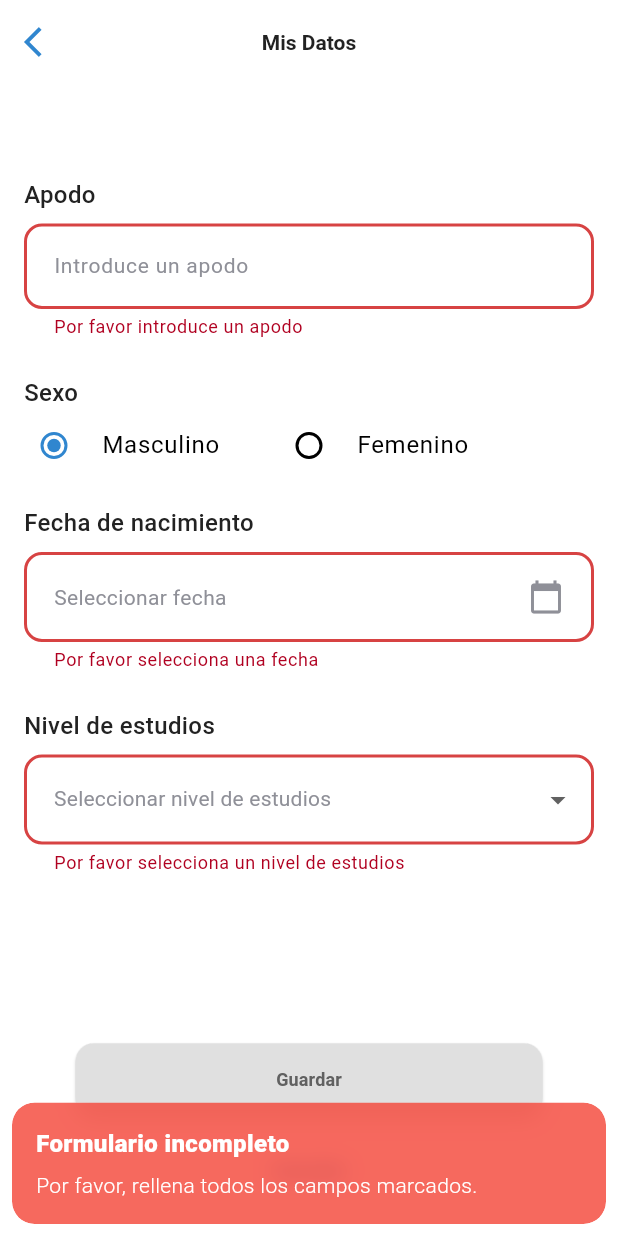
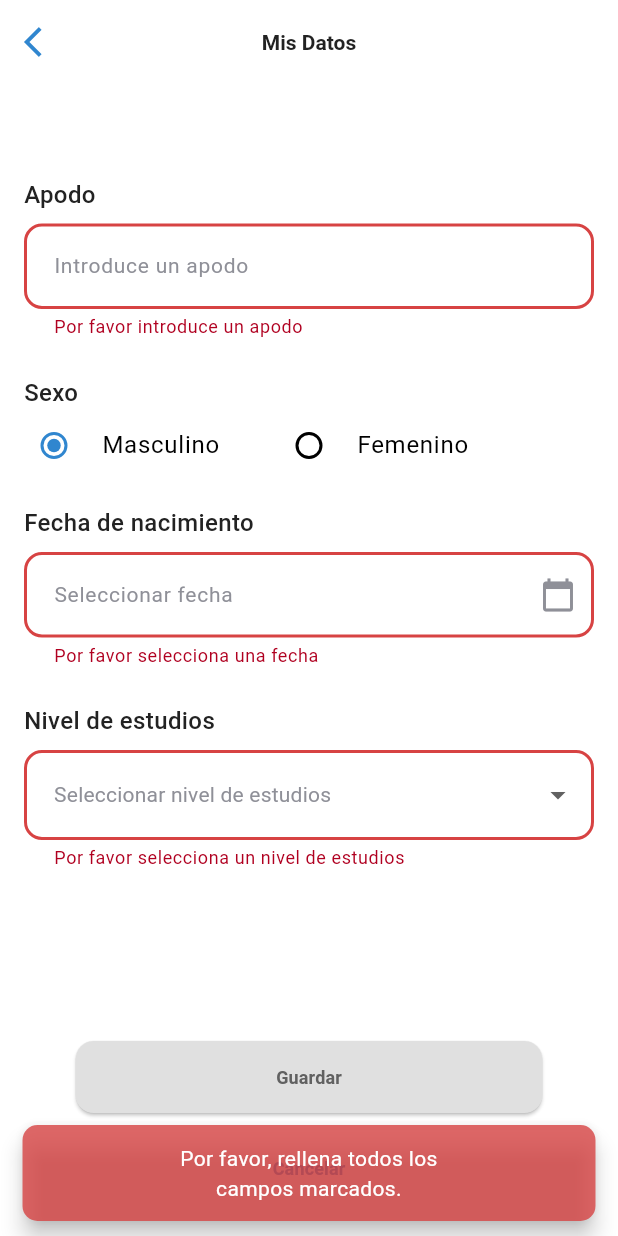
Before and after one commit to jordieres/2025_PENG_XiaoYang_CogTests, a Flutter app: the RegisterUserScreen screen opened by its route, after a tap on "Masculino", after a tap on "Guardar", on a phone screen of 412 x 824 dp. Run offline on Flutter 3.47's test engine with Material 3 defaults, Android fonts, the phone set to English and light mode, and no system bars; our stand-ins replace connectivity_plus, device_info_plus, dio, flutter_svg, get, shared_preferences and 1 more; missing offline and left inert: workmanager; accounts and stored records are empty.

Commit message:
feat: Register User Screen Improvements
- Enhance Register User Screen with improved form field validation and focus management.
- Add focus nodes for nickname, birth date, and education level fields to trigger validation on focus change.
- Implement listeners to handle focus changes and validate fields accordingly.
- Update UI for better user experience, including date picker integration with text field and styled input fields.
- Show snackbar messages for form validation errors and successful registration.

```diff
--- a/lib/app/config/themes/input_decoration.dart
+++ b/lib/app/config/themes/input_decoration.dart
@@ -1,4 +1,6 @@
 import 'package:flutter/material.dart';
+import 'package:get/get.dart';
+import 'package:get/get_core/src/get_main.dart';
 
 import 'AppColors.dart';
 import 'app_text_style_base.dart';
@@ -6,7 +8,13 @@ import 'app_text_style_base.dart';
 class CustomInputDecoration {
   static final BorderRadius _defaultBorderRadius = BorderRadius.circular(12);
 
-  static InputDecoration commonInputDecoration = InputDecoration(
+  static final _BORDER_WIDTH = 2.0;
+
+  static final focusColor =
+      Get.isDarkMode ? AppColors.primaryBlueDark : AppColors.primaryBlue;
+
+  static InputDecoration commonInputDecoration() {
+    return InputDecoration(
       border: OutlineInputBorder(
         borderRadius: _defaultBorderRadius,
       ),
@@ -16,22 +24,22 @@ class CustomInputDecoration {
       ),
       focusedBorder: OutlineInputBorder(
         borderRadius: _defaultBorderRadius,
-      borderSide: BorderSide(color: AppColors.primaryBlue, width: 2),
+        borderSide: BorderSide(color: focusColor, width: _BORDER_WIDTH),
       ),
       errorBorder: OutlineInputBorder(
         borderRadius: _defaultBorderRadius,
-      borderSide: BorderSide(color: AppColors.mainRed, width: 2),
+        borderSide: BorderSide(color: AppColors.mainRed, width: _BORDER_WIDTH),
       ),
       focusedErrorBorder: OutlineInputBorder(
         borderRadius: _defaultBorderRadius,
-      borderSide: BorderSide(color: AppColors.mainRed, width: 2),
+        borderSide: BorderSide(color: AppColors.mainRed, width: _BORDER_WIDTH),
       ),
       hintStyle: TextStyleBase.bodyM.copyWith(
         color: Color(0xFF8F9098),
       ),
       contentPadding: EdgeInsets.symmetric(horizontal: 16, vertical: 18),
     );
+  }
 
-  static var textInputStyle = TextStyleBase.bodyM.copyWith(
-  );
+  static var textInputStyle = TextStyleBase.bodyM.copyWith();
 }
--- a/lib/app/features/user/presentation/screen/register_user_screen.dart
+++ b/lib/app/features/user/presentation/screen/register_user_screen.dart
@@ -4,6 +4,7 @@ import 'package:intl/intl.dart';
 
 import '../../../../config/themes/AppColors.dart';
 import '../../../../config/themes/input_decoration.dart';
+import '../../../../utils/ui/ui_utils.dart';
 import '../../domain/entities/user_profile.dart';
 import '../contoller/user_profile_controller.dart';
 import '../../../../shared_components/custom_app_bar.dart';
@@ -21,6 +22,10 @@ class RegisterUserScreen extends StatefulWidget {
 class _RegisterUserScreenState extends State<RegisterUserScreen> {
   final _formKey = GlobalKey<FormState>();
   final TextEditingController nicknameController = TextEditingController();
+  final TextEditingController birthDateController = TextEditingController();
+  final FocusNode nicknameFocusNode = FocusNode();
+  final FocusNode birthDateFocusNode = FocusNode();
+  final FocusNode educationLevelFocusNode = FocusNode();
 
   Sex? selectedSex;
   DateTime? selectedBirthDate;
@@ -45,21 +50,43 @@ class _RegisterUserScreenState extends State<RegisterUserScreen> {
   void initState() {
     super.initState();
     controller = Get.find<UserProfileController>();
+    nicknameFocusNode.addListener(_onNicknameFocusChange);
+    birthDateFocusNode.addListener(_onBirthDateFocusChange);
+    educationLevelFocusNode.addListener(_onEducationLevelFocusChange);
+  }
+
+  void _onNicknameFocusChange() {
+    if (nicknameFocusNode.hasFocus) {
+      _formKey.currentState?.validate();
+    }
+  }
+
+  void _onBirthDateFocusChange() {
+    if (birthDateFocusNode.hasFocus) {
+      _formKey.currentState?.validate();
+    }
+  }
+
+  void _onEducationLevelFocusChange() {
+    if (educationLevelFocusNode.hasFocus) {
+      _formKey.currentState?.validate();
+    }
   }
 
   @override
   void dispose() {
     nicknameController.dispose();
+    birthDateController.dispose();
+    nicknameFocusNode.removeListener(_onNicknameFocusChange);
+    birthDateFocusNode.removeListener(_onBirthDateFocusChange);
+    educationLevelFocusNode.removeListener(_onEducationLevelFocusChange);
+    nicknameFocusNode.dispose();
+    birthDateFocusNode.dispose();
+    educationLevelFocusNode.dispose();
     super.dispose();
   }
 
   Future<void> _selectDate(BuildContext context) async {
-    setState(() {
-      _birthDateVisited = true;
-      _nicknameVisited = true;
-      _sexVisited = true;
-    });
-
     final DateTime? picked = await showDatePicker(
       context: context,
       initialDate: selectedBirthDate ?? DateTime.now(),
@@ -73,6 +100,19 @@ class _RegisterUserScreenState extends State<RegisterUserScreen> {
     if (picked != null && picked != selectedBirthDate) {
       setState(() {
         selectedBirthDate = picked;
+        _birthDateVisited = true;
+        _nicknameVisited = true;
+        _sexVisited = true;
+        final currentLocale = Get.locale?.toString() ?? 'en_US';
+        birthDateFocusNode.removeListener(_onBirthDateFocusChange);
+        birthDateController.text = DateFormat.yMd(currentLocale).format(picked);
+        WidgetsBinding.instance.addPostFrameCallback((_) {
+          birthDateController.selection = TextSelection.collapsed(
+            offset: birthDateController.text.length,
+          );
+        });
+
+        birthDateFocusNode.addListener(_onBirthDateFocusChange);
       });
     }
 
@@ -107,13 +147,10 @@ class _RegisterUserScreenState extends State<RegisterUserScreen> {
         selectedSex == null ||
         selectedBirthDate == null ||
         selectedEducationLevel == null) {
-      Get.snackbar(
-        'Formulario incompleto',
+      AppSnackbar.showCustomSnackbar(
+        context,
         'Por favor, rellena todos los campos marcados.',
-        snackPosition: SnackPosition.BOTTOM,
-        backgroundColor: Colors.red.withOpacity(0.8),
-        colorText: Colors.white,
-        margin: EdgeInsets.all(8),
+        backgroundColor: AppColors.mainRed.withAlpha(204),
       );
       return;
     }
@@ -131,19 +168,16 @@ class _RegisterUserScreenState extends State<RegisterUserScreen> {
         birthDate: selectedBirthDate!,
         educationLevel: selectedEducationLevel!,
       );
-
       controller.saveProfile(newUserProfile);
-
       Get.back();
+      AppSnackbar.showCustomSnackbar(
+          context, 'Usuario registrado correctamente');
     } catch (e) {
       if (!mounted) return;
-      Get.snackbar(
-        'Error',
-        'Error al guardar el perfil: $e',
-        snackPosition: SnackPosition.BOTTOM,
-        backgroundColor: Colors.red.withOpacity(0.8),
-        colorText: Colors.white,
-        margin: EdgeInsets.all(8),
+      AppSnackbar.showCustomSnackbar(
+        context,
+        'Por favor, rellena todos los campos marcados.',
+        backgroundColor: AppColors.mainRed.withAlpha(204),
       );
     } finally {
       if (mounted) {
@@ -156,17 +190,13 @@ class _RegisterUserScreenState extends State<RegisterUserScreen> {
 
   @override
   Widget build(BuildContext context) {
-    final currentLocale = Get.locale?.toString() ?? 'en_US';
     final mediaQuery = MediaQuery.of(context);
     final isLandscape = mediaQuery.orientation == Orientation.landscape;
-    final isDarkMode = Get.isDarkMode;
     final appBar = CustomAppBar(title: 'Mis Datos');
     final availableHeight = mediaQuery.size.height -
         appBar.preferredSize.height -
         mediaQuery.padding.top -
         mediaQuery.padding.bottom;
-
-    final GlobalKey formKey = GlobalKey();
 
     return Scaffold(
       appBar: appBar,
@@ -183,14 +213,13 @@ class _RegisterUserScreenState extends State<RegisterUserScreen> {
                   crossAxisAlignment: CrossAxisAlignment.start,
                   children: [
                     Container(
-                      key: formKey,
-                      child: _buildFormFields(
-                          currentLocale, isLandscape, isDarkMode),
+                      key: _formKey,
+                      child: _buildFormFields(isLandscape),
                     ),
                     FutureBuilder(
                       future: Future.delayed(Duration(milliseconds: 50), () {
-                        if (formKey.currentContext != null) {
-                          final RenderBox box = formKey.currentContext!
+                        if (_formKey.currentContext != null) {
+                          final RenderBox box = _formKey.currentContext!
                               .findRenderObject() as RenderBox;
                           final formHeight = box.size.height;
                           final remainingSpace =
@@ -215,25 +244,41 @@ class _RegisterUserScreenState extends State<RegisterUserScreen> {
     );
   }
 
-  Widget _buildFormFields(
-      String currentLocale, bool isLandscape, bool isDarkMode) {
-    final primaryColor =
-        isDarkMode ? AppColors.primaryBlueDark : AppColors.primaryBlue;
-
+  Widget _buildFormFields(bool isLandscape) {
     return Form(
       key: _formKey,
       child: Column(
+        crossAxisAlignment: CrossAxisAlignment.start,
+        children: [
+          _buildNicknameField(),
+          const SizedBox(height: 24),
+          _buildSexField(),
+          const SizedBox(height: 16),
+          _buildBirthDateField(),
+          const SizedBox(height: 24),
+          _buildEducationLevelField(),
+        ],
+      ),
+    );
+  }
+
+  Widget _buildNicknameField() {
+    return Column(
       crossAxisAlignment: CrossAxisAlignment.start,
       children: [
         Text('Apodo', style: _labelStyle),
         const SizedBox(height: 8),
         TextFormField(
           controller: nicknameController,
-            decoration: CustomInputDecoration.commonInputDecoration.copyWith(
+          focusNode: nicknameFocusNode,
+          decoration: CustomInputDecoration.commonInputDecoration().copyWith(
             hintText: 'Introduce un apodo',
           ),
           validator: (value) {
-              if (_nicknameVisited || _formSubmitted) {
+            if ((_nicknameVisited || _formSubmitted)) {
+              if (nicknameFocusNode.hasFocus) {
+                return null;
+              }
               if (value == null || value.isEmpty) {
                 return 'Por favor introduce un apodo';
               }
@@ -243,10 +288,18 @@ class _RegisterUserScreenState extends State<RegisterUserScreen> {
           onTap: () => setState(() => _nicknameVisited = true),
           onChanged: (value) {
             setState(() => _nicknameVisited = true);
+            _formKey.currentState?.validate();
           },
           style: CustomInputDecoration.textInputStyle,
         ),
-          const SizedBox(height: 24),
+      ],
+    );
+  }
+
+  Widget _buildSexField() {
+    return Column(
+      crossAxisAlignment: CrossAxisAlignment.start,
+      children: [
         Text('Sexo', style: _labelStyle),
         Row(
           mainAxisAlignment: MainAxisAlignment.start,
@@ -257,7 +310,7 @@ class _RegisterUserScreenState extends State<RegisterUserScreen> {
                 title: const Text('Masculino'),
                 value: Sex.male,
                 groupValue: selectedSex,
-                  activeColor: primaryColor,
+                activeColor: CustomInputDecoration.focusColor,
                 onChanged: (Sex? value) {
                   setState(() {
                     selectedSex = value;
@@ -277,7 +330,7 @@ class _RegisterUserScreenState extends State<RegisterUserScreen> {
                 title: const Text('Femenino'),
                 value: Sex.female,
                 groupValue: selectedSex,
-                  activeColor: primaryColor,
+                activeColor: CustomInputDecoration.focusColor,
                 onChanged: (Sex? value) {
                   setState(() {
                     selectedSex = value;
@@ -301,49 +354,55 @@ class _RegisterUserScreenState extends State<RegisterUserScreen> {
                   color: Theme.of(context).colorScheme.error, fontSize: 12),
             ),
           ),
-          const SizedBox(height: 16),
+      ],
+    );
+  }
+
+  Widget _buildBirthDateField() {
+    return Column(
+      crossAxisAlignment: CrossAxisAlignment.start,
+      children: [
         Text('Fecha de nacimiento', style: _labelStyle),
         const SizedBox(height: 8),
-          InkWell(
+        TextFormField(
+          controller: birthDateController,
+          focusNode: birthDateFocusNode,
+          readOnly: true,
+          decoration: CustomInputDecoration.commonInputDecoration().copyWith(
+            hintText: 'Seleccionar fecha',
+            suffixIcon: Icon(Icons.calendar_today, color: Color(0xFF8F9098)),
+          ),
           onTap: () => _selectDate(context),
-            child: InputDecorator(
-                decoration:
-                    CustomInputDecoration.commonInputDecoration.copyWith(
-                  errorText: (_birthDateVisited || _formSubmitted) &&
-                          selectedBirthDate == null
-                      ? 'Por favor selecciona una fecha'
-                      : null,
-                  errorMaxLines: 2,
+          validator: (value) {
+            if ((_birthDateVisited || _formSubmitted)) {
+              if (birthDateFocusNode.hasFocus) {
+                return null;
+              }
+              if (selectedBirthDate == null) {
+                return 'Por favor selecciona una fecha';
+              }
+            }
+            return null;
+          },
+          style: CustomInputDecoration.textInputStyle,
         ),
-                child: Row(
-                  mainAxisAlignment: MainAxisAlignment.spaceBetween,
+      ],
+    );
+  }
+
+  Widget _buildEducationLevelField() {
+    return Column(
+      crossAxisAlignment: CrossAxisAlignment.start,
       children: [
-                    Text(
-                      selectedBirthDate == null
-                          ? 'Seleccionar fecha'
-                          : DateFormat.yMd(currentLocale)
-                              .format(selectedBirthDate!),
-                      style: selectedBirthDate == null
-                          ? CustomInputDecoration
-                              .commonInputDecoration.hintStyle
-                          : Theme.of(context)
-                              .textTheme
-                              .titleMedium
-                              ?.copyWith(color: Color(0xFF1A1A1A)),
-                    ),
-                    const Icon(Icons.calendar_today, color: Color(0xFF8F9098)),
-                  ],
-                )),
-          ),
-          const SizedBox(height: 24),
         Text('Nivel de estudios', style: _labelStyle),
         const SizedBox(height: 8),
         DropdownButtonFormField<EducationLevel>(
           value: selectedEducationLevel,
-            decoration: CustomInputDecoration.commonInputDecoration.copyWith(),
+          focusNode: educationLevelFocusNode,
+          decoration: CustomInputDecoration.commonInputDecoration().copyWith(),
           hint: Text(
             'Seleccionar nivel de estudios',
-              style: CustomInputDecoration.commonInputDecoration.hintStyle,
+            style: CustomInputDecoration.commonInputDecoration().hintStyle,
           ),
           style: Theme.of(context)
               .textTheme
@@ -366,15 +425,19 @@ class _RegisterUserScreenState extends State<RegisterUserScreen> {
             _formKey.currentState?.validate();
           },
           validator: (value) {
-              if ((_educationLevelVisited || _formSubmitted) && value == null) {
+            if ((_educationLevelVisited || _formSubmitted)) {
+              if (educationLevelFocusNode.hasFocus) {
+                return null;
+              }
+              if (value == null) {
                 return 'Por favor selecciona un nivel de estudios';
+              }
             }
             return null;
           },
           isExpanded: true,
         ),
       ],
-      ),
     );
   }
 
```
Lines whose indentation alone changed are shown as unchanged.
